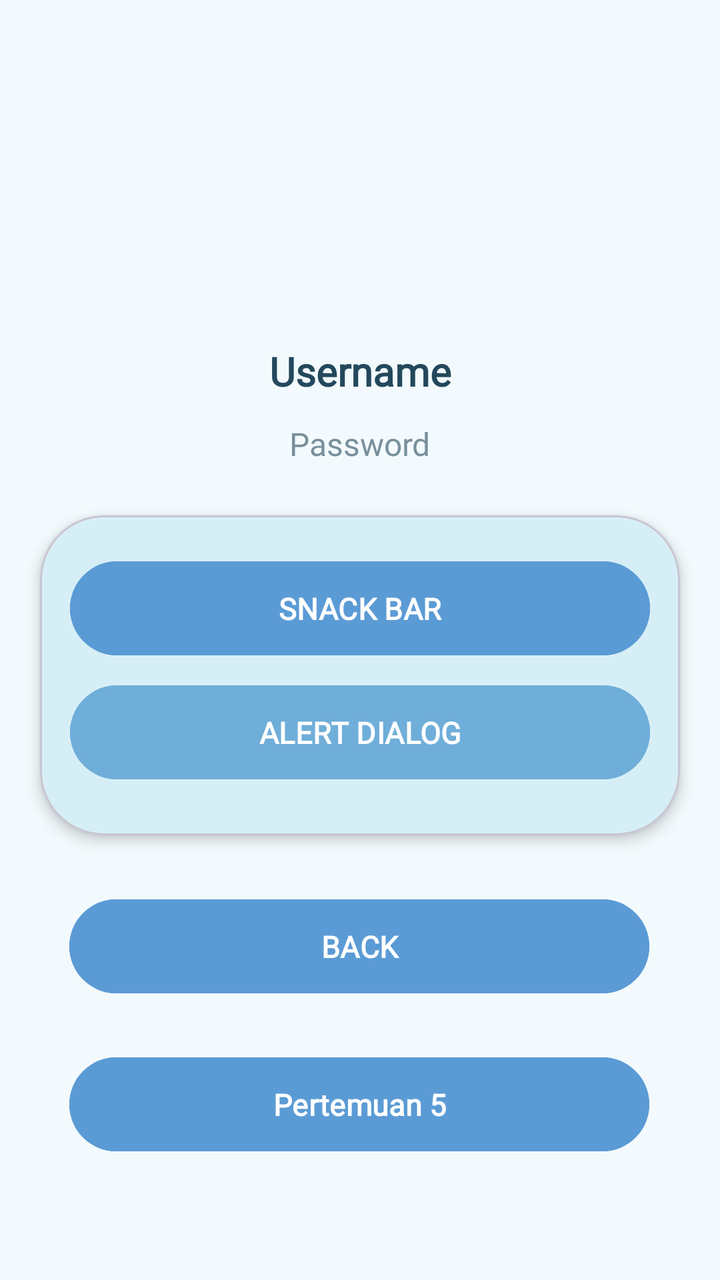
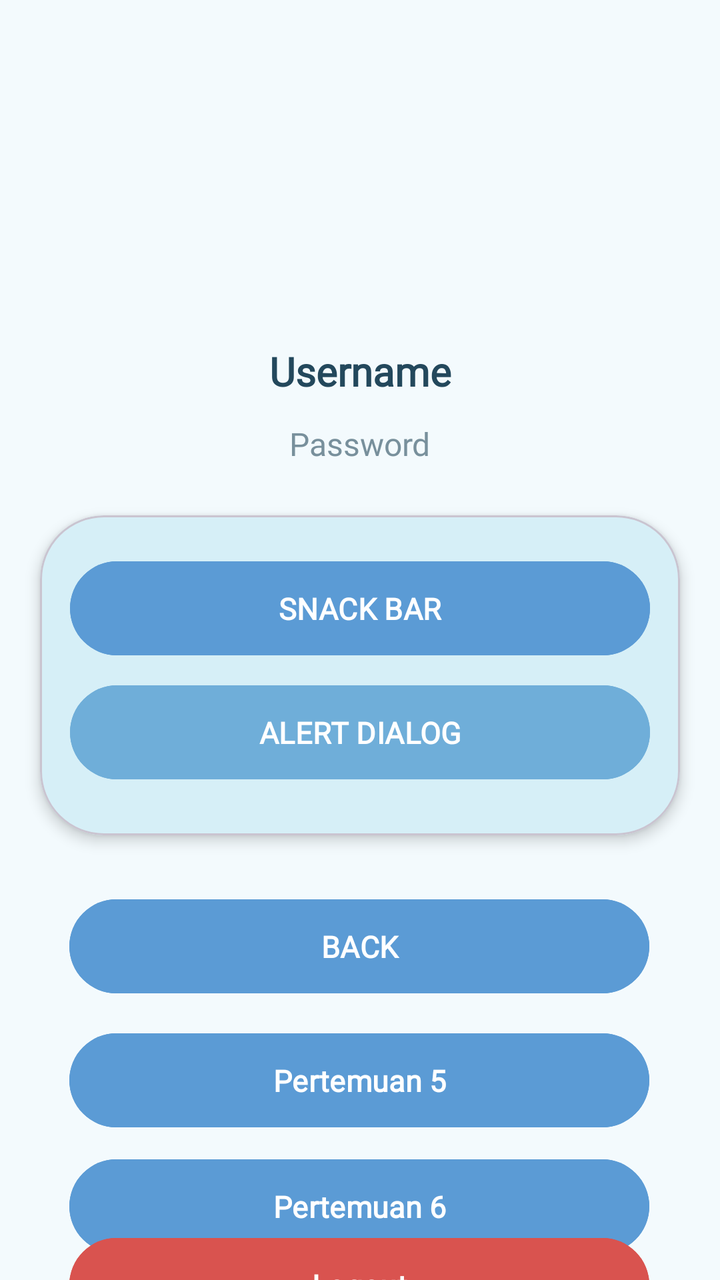

Two renders of the same Android screen: before a commit and after it. Below are the layout's source before the change and the commit's diff.
<!-- AndroidManifest.xml: application theme Theme.Adityadfn_TIB -->
<!-- res/layout/activity_main.xml -->
<?xml version="1.0" encoding="utf-8"?>
<androidx.constraintlayout.widget.ConstraintLayout
    xmlns:android="http://schemas.android.com/apk/res/android"
    xmlns:app="http://schemas.android.com/apk/res-auto"
    xmlns:tools="http://schemas.android.com/tools"
    android:id="@+id/main"
    android:layout_width="match_parent"
    android:layout_height="match_parent"
    android:background="@color/blue_background"
    tools:context=".MainActivity">

    <TextView
        android:id="@+id/txtUsername"
        android:layout_width="wrap_content"
        android:layout_height="wrap_content"
        android:layout_marginTop="172dp"
        android:fontFamily="@font/archivo"
        android:text="Username"
        android:textColor="@color/blue_text_dark"
        android:textSize="20sp"
        android:textStyle="bold"
        app:layout_constraintEnd_toEndOf="parent"
        app:layout_constraintStart_toStartOf="parent"
        app:layout_constraintTop_toTopOf="parent" />

    <TextView
        android:id="@+id/txtPassword"
        android:layout_width="wrap_content"
        android:layout_height="wrap_content"
        android:layout_marginTop="12dp"
        android:fontFamily="@font/archivo"
        android:text="Password"
        android:textColor="@color/gray_blue"
        android:textSize="16sp"
        app:layout_constraintEnd_toEndOf="parent"
        app:layout_constraintStart_toStartOf="parent"
        app:layout_constraintTop_toBottomOf="@id/txtUsername" />

    <com.google.android.material.card.MaterialCardView
        android:id="@+id/cardSnack"
        android:layout_width="320dp"
        android:layout_height="160dp"
        android:layout_marginTop="25dp"
        app:cardBackgroundColor="@color/blue_light"
        app:cardCornerRadius="32dp"
        app:cardElevation="4dp"
        app:layout_constraintEnd_toEndOf="parent"
        app:layout_constraintStart_toStartOf="parent"
        app:layout_constraintTop_toBottomOf="@id/txtPassword">

        <androidx.constraintlayout.widget.ConstraintLayout
            android:layout_width="match_parent"
            android:layout_height="match_parent"
            android:layout_margin="12dp"
            >


            <Button
                android:id="@+id/snackbtn"
                android:layout_width="290dp"
                android:layout_height="55dp"
                android:layout_marginTop="7dp"
                android:backgroundTint="@color/blue_primary"
                android:fontFamily="@font/archivo"
                android:text="SNACK BAR"
                android:textColor="@color/white"
                android:textSize="15sp"
                android:textStyle="bold"
                app:layout_constraintEnd_toEndOf="parent"
                app:layout_constraintStart_toStartOf="parent"
                app:layout_constraintTop_toTopOf="parent" />

            <Button
                android:id="@+id/alertbtn"
                android:layout_width="290dp"
                android:layout_height="55dp"
                android:layout_marginTop="7dp"
                android:backgroundTint="@color/blue_medium"
                android:fontFamily="@font/archivo"
                android:text="ALERT DIALOG"
                android:textColor="@color/white"
                android:textSize="15sp"
                android:textStyle="bold"
                app:layout_constraintEnd_toEndOf="parent"
                app:layout_constraintStart_toStartOf="parent"
                app:layout_constraintTop_toBottomOf="@id/snackbtn" />

        </androidx.constraintlayout.widget.ConstraintLayout>

    </com.google.android.material.card.MaterialCardView>

    <Button
        android:id="@+id/backbtn"
        android:layout_width="290dp"
        android:layout_height="55dp"
        android:layout_marginTop="28dp"
        android:backgroundTint="@color/blue_primary"
        android:fontFamily="@font/archivo"
        android:text="BACK"
        android:textColor="@color/white"
        android:textSize="15sp"
        android:textStyle="bold"
        app:layout_constraintEnd_toEndOf="parent"
        app:layout_constraintHorizontal_bias="0.495"
        app:layout_constraintStart_toStartOf="parent"
        app:layout_constraintTop_toBottomOf="@id/cardSnack" />

    <Button
        android:id="@+id/pertemuan5btn"
        android:layout_width="290dp"
        android:layout_height="55dp"
        android:layout_marginTop="24dp"
        android:backgroundTint="@color/blue_primary"
        android:fontFamily="@font/archivo"
        android:text="Pertemuan 5"
        android:textColor="@color/white"
        android:textSize="15sp"
        android:textStyle="bold"
        app:layout_constraintEnd_toEndOf="parent"
        app:layout_constraintHorizontal_bias="0.495"
        app:layout_constraintStart_toStartOf="parent"
        app:layout_constraintTop_toBottomOf="@+id/backbtn" />

</androidx.constraintlayout.widget.ConstraintLayout>
<!-- resources referenced by this layout -->
<resources>
  <color name="blue_background">#F3FAFD</color>
  <color name="blue_light">#D6EFF7</color>
  <color name="blue_medium">#6FAED9</color>
  <color name="blue_primary">#5B9BD5</color>
  <color name="blue_text_dark">#23485C</color>
  <color name="gray_blue">#78909C</color>
  <color name="white">#FFFFFFFF</color>
  <style name="Theme.Adityadfn_TIB" parent="Base.Theme.Adityadfn_TIB" />
  <style name="Base.Theme.Adityadfn_TIB" parent="Theme.Material3.DayNight.NoActionBar">
          
          
      </style>
</resources>

<!-- the commit's change to res/layout/activity_main.xml (unified diff, before → after) -->
@@ -109,7 +109,7 @@
         android:id="@+id/pertemuan5btn"
         android:layout_width="290dp"
         android:layout_height="55dp"
-        android:layout_marginTop="24dp"
+        android:layout_marginTop="12dp"
         android:backgroundTint="@color/blue_primary"
         android:fontFamily="@font/archivo"
         android:text="Pertemuan 5"
@@ -121,4 +121,37 @@
         app:layout_constraintStart_toStartOf="parent"
         app:layout_constraintTop_toBottomOf="@+id/backbtn" />
 
+    <Button
+        android:id="@+id/pertemuan6btn"
+        android:layout_width="290dp"
+        android:layout_height="55dp"
+        android:layout_marginTop="8dp"
+        android:backgroundTint="@color/blue_primary"
+        android:fontFamily="@font/archivo"
+        android:text="Pertemuan 6"
+        android:textColor="@color/white"
+        android:textSize="15sp"
+        android:textStyle="bold"
+        app:layout_constraintEnd_toEndOf="parent"
+        app:layout_constraintHorizontal_bias="0.495"
+        app:layout_constraintStart_toStartOf="parent"
+        app:layout_constraintTop_toBottomOf="@+id/pertemuan5btn" />
+
+    <Button
+        android:id="@+id/logoutbtn"
+        android:layout_width="290dp"
+        android:layout_height="55dp"
+        android:backgroundTint="@color/Red"
+        android:fontFamily="@font/archivo"
+        android:text="Logout"
+        android:textColor="@color/white"
+        android:textSize="15sp"
+        android:textStyle="bold"
+        app:layout_constraintBottom_toBottomOf="parent"
+        app:layout_constraintEnd_toEndOf="parent"
+        app:layout_constraintHorizontal_bias="0.495"
+        app:layout_constraintStart_toStartOf="parent"
+        app:layout_constraintTop_toBottomOf="@+id/pertemuan6btn"
+        app:layout_constraintVertical_bias="0.348" />
+
 </androidx.constraintlayout.widget.ConstraintLayout>
<!-- resource entries referenced after the edit -->
@@ -1,5 +1,6 @@
 <!-- resources referenced by this layout -->
 <resources>
+  <color name="Red">#D9534F</color>
   <color name="blue_background">#F3FAFD</color>
   <color name="blue_light">#D6EFF7</color>
   <color name="blue_medium">#6FAED9</color>
